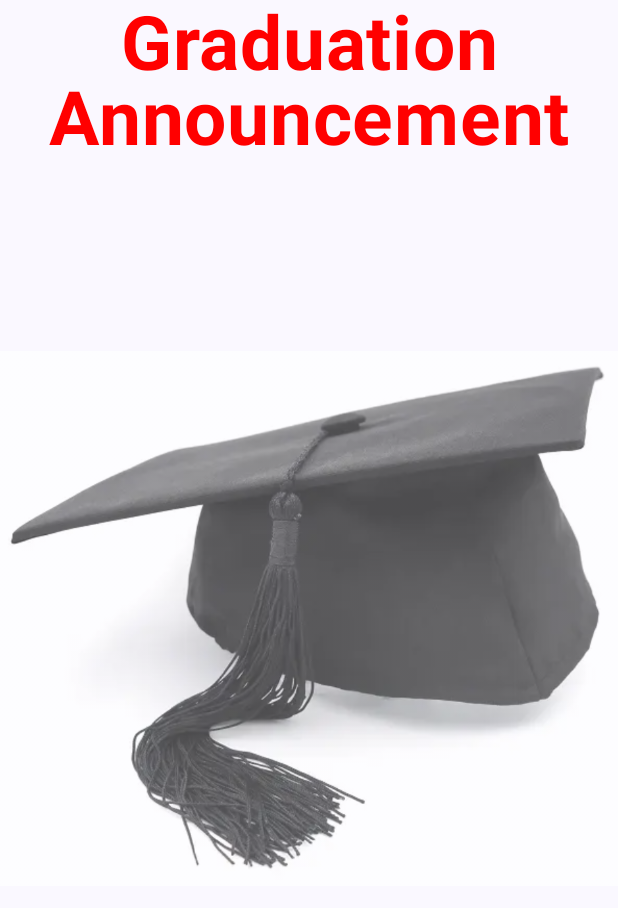
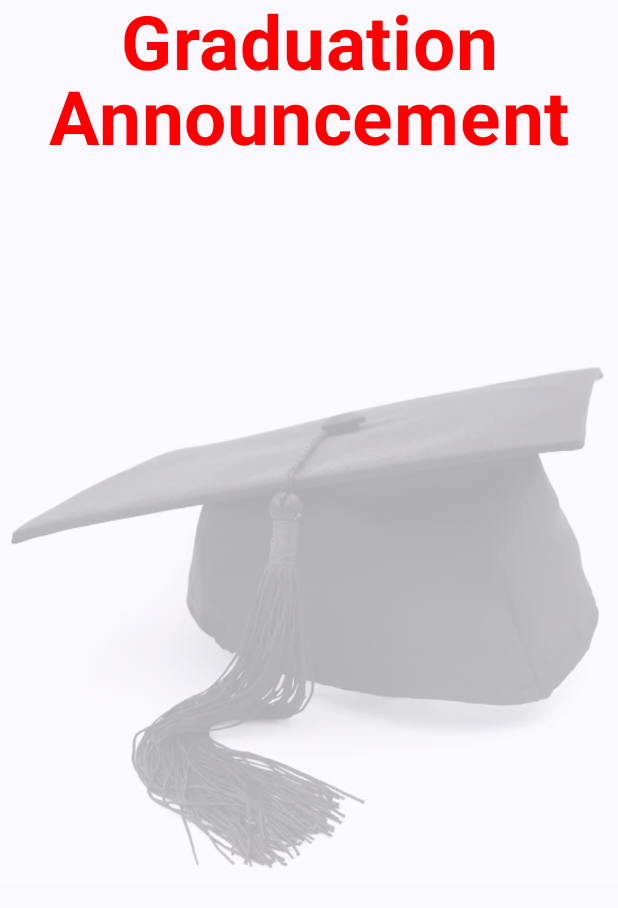
Before and after one commit to baxtertyler/CSC436-Labs, an Android app built with Jetpack Compose: the screen it shows after launch (MainActivity), on a phone screen of 412 x 824 dp. Shown: the top 908 px of the screen. Run offline under Robolectric (Android 15) with nearby library versions, the phone set to English and light mode, and no system bars.

Commit message:
minor changes

```diff
--- a/Lab1/app/src/main/java/com/zybooks/graduationrsvp/MainActivity.kt
+++ b/Lab1/app/src/main/java/com/zybooks/graduationrsvp/MainActivity.kt
@@ -40,7 +40,7 @@ fun GradScreen(modifier: Modifier = Modifier) {
     Image(
         painter = painterResource(R.drawable.grad_cap),
         contentDescription = stringResource(R.string.graduation_cap),
-        alpha = 0.7f
+        alpha = 0.3f
     )
     Text(
         text = stringResource(R.string.graduation_announcement),
```
